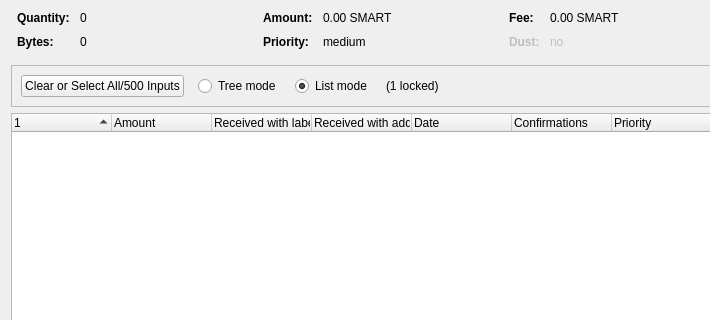
Above: src/qt/forms/coincontroldialog.ui from SmartCash/Core-Smart before the change; both pictures show x 0 to 710 and y 0 to 320 of the 1000 by 500 pixel window. Below: the same form after it.
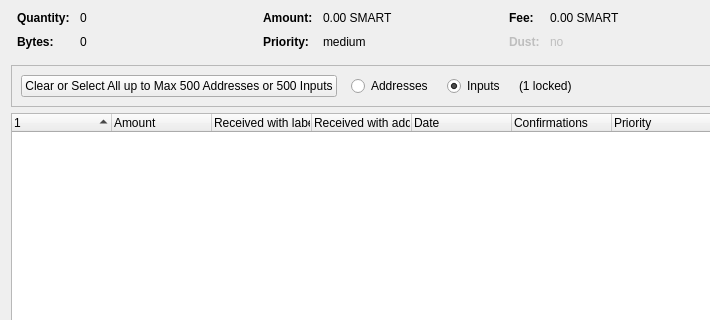
That is the form after the change. Custom widgets are drawn as their Qt base class.

Commit message: Coincontrol updates and SAPI error code fix

Patch:
```diff
--- a/src/qt/forms/coincontroldialog.ui
+++ b/src/qt/forms/coincontroldialog.ui
@@ -361,7 +361,7 @@
            </sizepolicy>
           </property>
           <property name="text">
-           <string>Clear or Select All/500 Inputs</string>
+           <string>Clear or Select All up to Max 500 Addresses or 500 Inputs</string>
           </property>
           <property name="autoDefault">
            <bool>false</bool>
@@ -377,7 +377,7 @@
            </sizepolicy>
           </property>
           <property name="text">
-           <string>Tree mode</string>
+           <string>Addresses</string>
           </property>
          </widget>
         </item>
@@ -390,7 +390,7 @@
            </sizepolicy>
           </property>
           <property name="text">
-           <string>List mode</string>
+           <string>Inputs</string>
           </property>
           <property name="checked">
            <bool>true</bool>
```
The commit also changes 2 other files.
